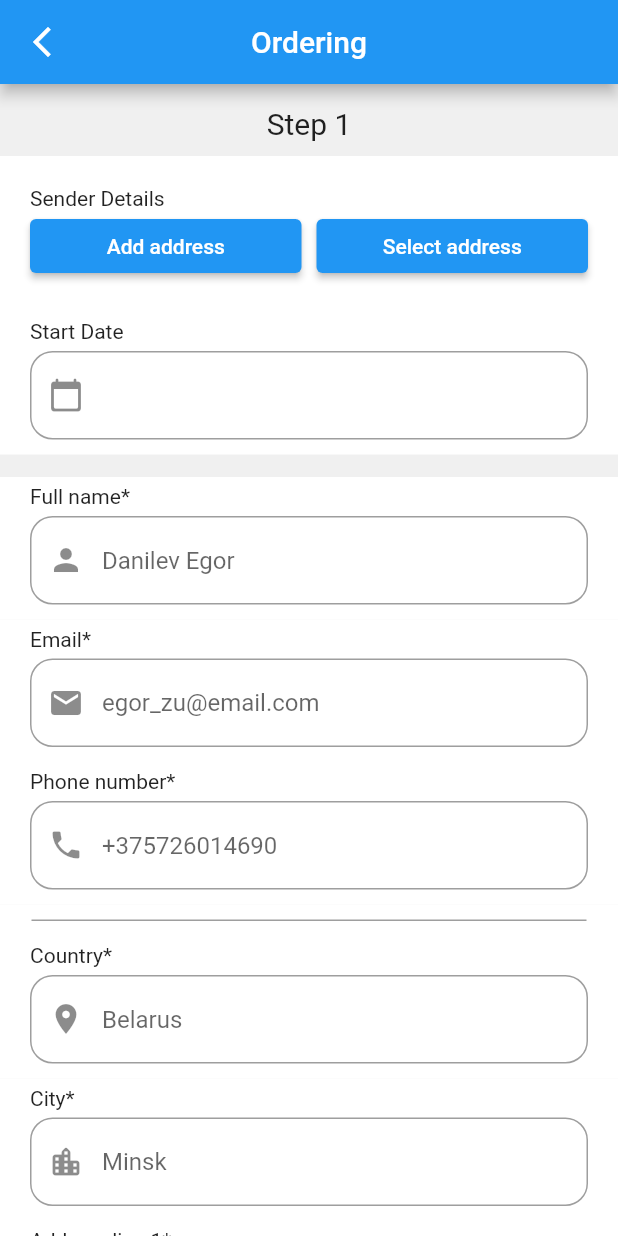
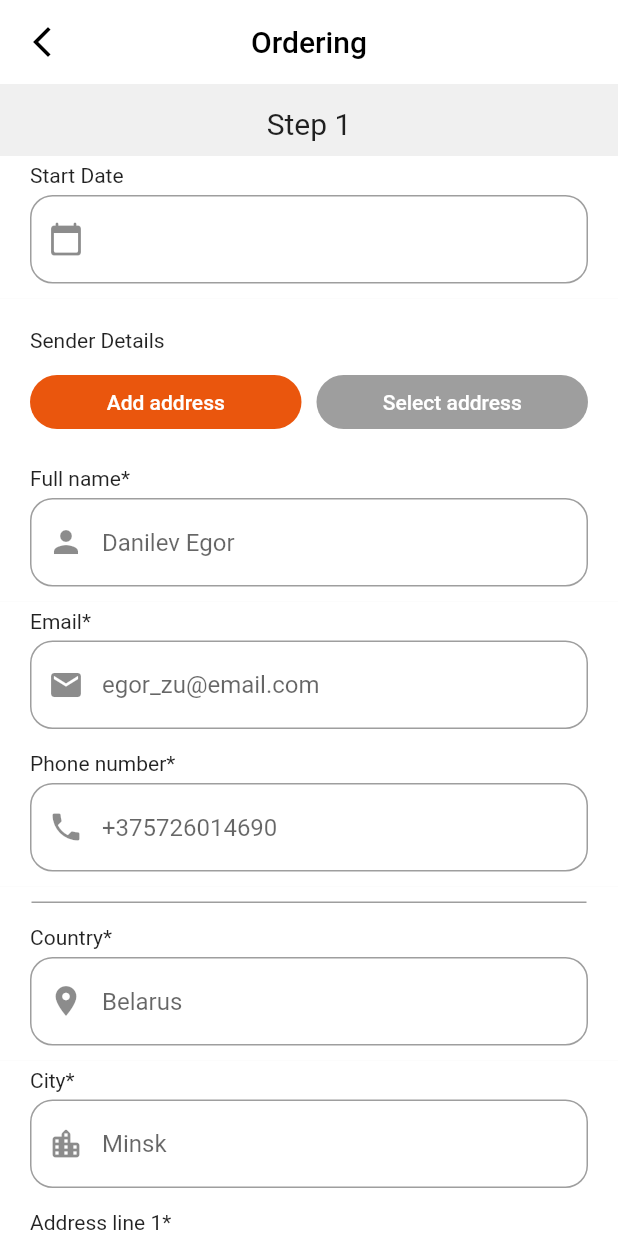
Before and after one commit to soundzenn/test_app, a Flutter app: the screen it shows after launch, on a phone screen of 412 x 824 dp. Run offline on Flutter 3.47's test engine with Material 2 defaults, Android fonts, the phone set to English and light mode, and no system bars; drawn by our look-alikes of datetime_picker_formfield.

```diff
--- a/lib/screens/order_screen.dart
+++ b/lib/screens/order_screen.dart
@@ -1,9 +1,11 @@
 import 'package:flutter/material.dart';
 import 'package:test_app/main.dart';
 import 'package:test_app/widgets/app_bar.dart';
+import 'package:test_app/widgets/custom_elevated_button.dart';
 import 'package:test_app/widgets/date_selector.dart';
 import 'package:test_app/widgets/divider_widget.dart';
 import 'package:test_app/widgets/recipient_address.dart';
+import 'package:test_app/widgets/recipient_info_button.dart';
 import 'package:test_app/widgets/searchbar.dart';
 import 'package:test_app/widgets/selector_widget.dart';
 import 'package:test_app/widgets/sender_details.dart';
@@ -18,7 +20,67 @@ class OrderScreen extends StatefulWidget {
 }
 
 class _OrderScreenState extends State<OrderScreen> {
+  bool isSelectAddress = false;
+  @override
+  Widget build(BuildContext context) {
+    return Scaffold(
+      backgroundColor: Color.fromARGB(255, 240, 240, 240),
+      appBar: MyAppBar(),
+      body: SingleChildScrollView(
+        child: Container(
+          padding: EdgeInsets.symmetric(vertical: 5),
+          child: Column(
+            crossAxisAlignment: CrossAxisAlignment.start,
+            children: [
+              Container(
+                child: Center(
+                  child: Padding(
+                    padding: const EdgeInsets.all(10.0),
+                    child: Text(
+                      'Step 1',
+                      style: TextStyle(fontSize: 20),
+                    ),
+                  ),
+                ),
+              ),
+              isSelectAddress
+                  ? SizedBox()
+                  : LabeledDateField(label: 'Start Date'),
+              SelectorWidget(
+                isSelectAddress: isSelectAddress,
+                buttonTextOne: 'Add address',
+                buttonTextTwo: 'Select address',
+                label: 'Sender Details',
+                callbackOne: () {
+                  setState(() {
+                    isSelectAddress = false;
+                  });
+                },
+                callbackTwo: () {
+                  setState(() {
+                    isSelectAddress = true;
+                  });
+                },
+              ),
+              isSelectAddress ? SelectAddressBody() : AddAddressBody(),
+            ],
+          ),
+        ),
+      ),
+    );
+  }
+}
+
+class AddAddressBody extends StatefulWidget {
+  const AddAddressBody({super.key});
+
+  @override
+  State<AddAddressBody> createState() => _AddAddressBodyState();
+}
+
+class _AddAddressBodyState extends State<AddAddressBody> {
   List<String> senderAddressLines = ['Address line 1'];
+
   List<String> recipientAddressLines = ['Address line 1'];
 
   void addSenderAddressLine() {
@@ -36,33 +98,8 @@ class _OrderScreenState extends State<OrderScreen> {
 
   @override
   Widget build(BuildContext context) {
-    return Scaffold(
-      backgroundColor: Color.fromARGB(255, 240, 240, 240),
-      appBar: MyAppBar(),
-      body: SingleChildScrollView(
-        child: Container(
-          child: Column(children: [
-            Container(
-              padding: EdgeInsets.symmetric(vertical: 5),
-              child: Column(
-                crossAxisAlignment: CrossAxisAlignment.start,
+    return Column(
       children: [
-                  Container(
-                    child: Center(
-                      child: Padding(
-                        padding: const EdgeInsets.all(10.0),
-                        child: Text(
-                          'Step 1',
-                          style: TextStyle(fontSize: 20),
-                        ),
-                      ),
-                    ),
-                  ),
-                  SelectorWidget(
-                    button1Text: 'Add address',
-                    button2Text: 'Select address',
-                    label: 'Sender Details',
-                  ),
         SenderDetails(),
         ListView.builder(
           physics: const NeverScrollableScrollPhysics(),
@@ -77,7 +114,9 @@ class _OrderScreenState extends State<OrderScreen> {
           },
         ),
         Container(
+          width: double.infinity,
           color: Colors.white,
+          alignment: AlignmentDirectional.topStart,
           padding: EdgeInsets.only(left: 20, bottom: 10, right: 20),
           child: TextButton(
               onPressed: addSenderAddressLine,
@@ -90,9 +129,12 @@ class _OrderScreenState extends State<OrderScreen> {
         ),
         SizedBox(height: 15),
         SelectorWidget(
-                    button1Text: 'Add address',
-                    button2Text: 'Select address',
+          isSelectAddress: false,
+          buttonTextOne: 'Add address',
+          buttonTextTwo: 'Select address',
           label: 'Recipient Address',
+          callbackOne: () {},
+          callbackTwo: () {},
         ),
         RecipientAddress(),
         ListView.builder(
@@ -108,6 +150,8 @@ class _OrderScreenState extends State<OrderScreen> {
           },
         ),
         Container(
+          width: double.infinity,
+          alignment: AlignmentDirectional.topStart,
           color: Colors.white,
           padding: EdgeInsets.only(left: 20, bottom: 10, right: 20),
           child: TextButton(
@@ -122,21 +166,32 @@ class _OrderScreenState extends State<OrderScreen> {
         Container(
           color: Colors.white,
           child: Center(
-                      child: Expanded(
-                          child: ElevatedButton(
-                        child: Text('Next Step'),
+            child: CustomElevatedButton(
+              height: 50,
+              margin: EdgeInsets.symmetric(horizontal: 20),
+              text: 'Next Step',
               onPressed: () {},
-                      )),
+              color: Color.fromRGBO(234, 86, 13, 1),
             ),
           ),
-                  AddressButton(),
-                  CustomSearchBar(),
+        ),
       ],
-              ),
-            )
-          ]),
-        ),
-      ),
     );
   }
 }
+
+class SelectAddressBody extends StatelessWidget {
+  const SelectAddressBody({super.key});
+
+  @override
+  Widget build(BuildContext context) {
+    return Column(
+      children: [
+        CustomSearchBar(),
+        AddressButton(),
+        CustomSearchBar(),
+        RecepientButton()
+      ],
+    );
+  }
+}
--- a/lib/widgets/app_bar.dart
+++ b/lib/widgets/app_bar.dart
@@ -7,6 +7,9 @@ class MyAppBar extends StatelessWidget implements PreferredSizeWidget {
   @override
   Widget build(BuildContext context) {
     return AppBar(
+      shadowColor: Color.fromARGB(0, 23, 23, 23),
+      backgroundColor: Colors.white,
+      foregroundColor: Colors.black,
       leading: IconButton(
           icon: Icon(Icons.arrow_back_ios_new_sharp), onPressed: () {}),
       title: Text('Ordering'),
--- /dev/null
+++ b/lib/widgets/custom_elevated_button.dart
@@ -0,0 +1,42 @@
+import 'package:flutter/material.dart';
+
+class CustomElevatedButton extends StatelessWidget {
+  final double borderRadiusValue;
+  final double? width;
+  final double height;
+  final VoidCallback? onPressed;
+  final String text;
+  final EdgeInsetsGeometry margin;
+  final Color? color;
+
+  const CustomElevatedButton({
+    Key? key,
+    required this.onPressed,
+    required this.text,
+    this.borderRadiusValue = 25,
+    this.width = double.infinity,
+    this.height = 36.0,
+    this.margin = const EdgeInsets.fromLTRB(0, 0, 0, 0),
+    this.color,
+  }) : super(key: key);
+
+  @override
+  Widget build(BuildContext context) {
+    return Container(
+      margin: margin,
+      width: width,
+      height: height,
+      child: ElevatedButton(
+        style: ElevatedButton.styleFrom(
+          backgroundColor: color,
+          shadowColor: Color.fromARGB(0, 23, 23, 23),
+          shape: RoundedRectangleBorder(
+            borderRadius: BorderRadius.circular(borderRadiusValue),
+          ),
+        ),
+        onPressed: onPressed,
+        child: Text(text),
+      ),
+    );
+  }
+}
--- /dev/null
+++ b/lib/widgets/recipient_info_button.dart
@@ -0,0 +1,32 @@
+import 'package:flutter/material.dart';
+
+class RecepientButton extends StatelessWidget {
+  @override
+  Widget build(BuildContext context) {
+    return Container(
+      margin: EdgeInsets.all(20),
+      padding: EdgeInsets.all(10),
+      decoration: BoxDecoration(
+        color: Colors.black,
+        borderRadius: BorderRadius.circular(10),
+      ),
+      child: Row(
+        children: [
+          Expanded(
+            child: Column(
+              crossAxisAlignment: CrossAxisAlignment.start,
+              children: [
+                Text('Ko Yuri', style: TextStyle(color: Colors.white)),
+                SizedBox(height: 5),
+                Text('Italy, Naple, Via Toledo 256',
+                    style: TextStyle(color: Colors.white))
+              ],
+            ),
+          ),
+          Icon(Icons.arrow_forward_ios,
+              color: const Color.fromARGB(255, 139, 136, 136), size: 15),
+        ],
+      ),
+    );
+  }
+}
--- a/lib/widgets/routing/address_selection.dart
+++ /dev/null
@@ -1,10 +0,0 @@
-import 'package:flutter/material.dart';
-
-class AddressSelection extends ChangeNotifier {
-  bool isAddAddress = true;
-
-  void toggle() {
-    isAddAddress = !isAddAddress;
-    notifyListeners();
-  }
-}
--- a/lib/widgets/selector_widget.dart
+++ b/lib/widgets/selector_widget.dart
@@ -1,14 +1,21 @@
 import 'package:flutter/material.dart';
+import 'package:test_app/widgets/custom_elevated_button.dart';
 
 class SelectorWidget extends StatefulWidget {
   final String label;
-  final String button1Text;
-  final String button2Text;
+  final String buttonTextOne;
+  final String buttonTextTwo;
+  final bool isSelectAddress;
+  final Function() callbackOne;
+  final Function() callbackTwo;
 
   const SelectorWidget({
     required this.label,
-    required this.button1Text,
-    required this.button2Text,
+    required this.buttonTextOne,
+    required this.buttonTextTwo,
+    required this.callbackOne,
+    required this.callbackTwo,
+    required this.isSelectAddress,
   });
 
   @override
@@ -25,19 +32,30 @@ class _SelectorWidgetState extends State<SelectorWidget> {
         crossAxisAlignment: CrossAxisAlignment.start,
         children: [
           Text(widget.label),
+          SizedBox(
+            height: 15,
+          ),
           Row(
             children: [
               Expanded(
-                  child: ElevatedButton(
-                child: Text(widget.button1Text),
-                onPressed: () {},
-              )),
+                child: CustomElevatedButton(
+                  text: widget.buttonTextOne,
+                  onPressed: widget.callbackOne,
+                  color: widget.isSelectAddress
+                      ? Colors.grey
+                      : Color.fromRGBO(234, 86, 13, 1),
+                ),
+              ),
               SizedBox(width: 10),
               Expanded(
-                  child: ElevatedButton(
-                child: Text(widget.button2Text),
-                onPressed: () {},
-              )),
+                child: CustomElevatedButton(
+                  text: widget.buttonTextTwo,
+                  onPressed: widget.callbackTwo,
+                  color: widget.isSelectAddress
+                      ? Color.fromRGBO(234, 86, 13, 1)
+                      : Colors.grey,
+                ),
+              ),
             ],
           ),
         ],
--- a/lib/widgets/sender_details.dart
+++ b/lib/widgets/sender_details.dart
@@ -11,8 +11,6 @@ class SenderDetails extends StatelessWidget {
   Widget build(BuildContext context) {
     return Column(
       children: [
-        LabeledDateField(label: 'Start Date'),
-        SizedBox(height: 15),
         // SelectorWidget(
         //   button1Text: 'Add address',
         //   button2Text: 'Select address',
```
Lines whose indentation alone changed are shown as unchanged.
